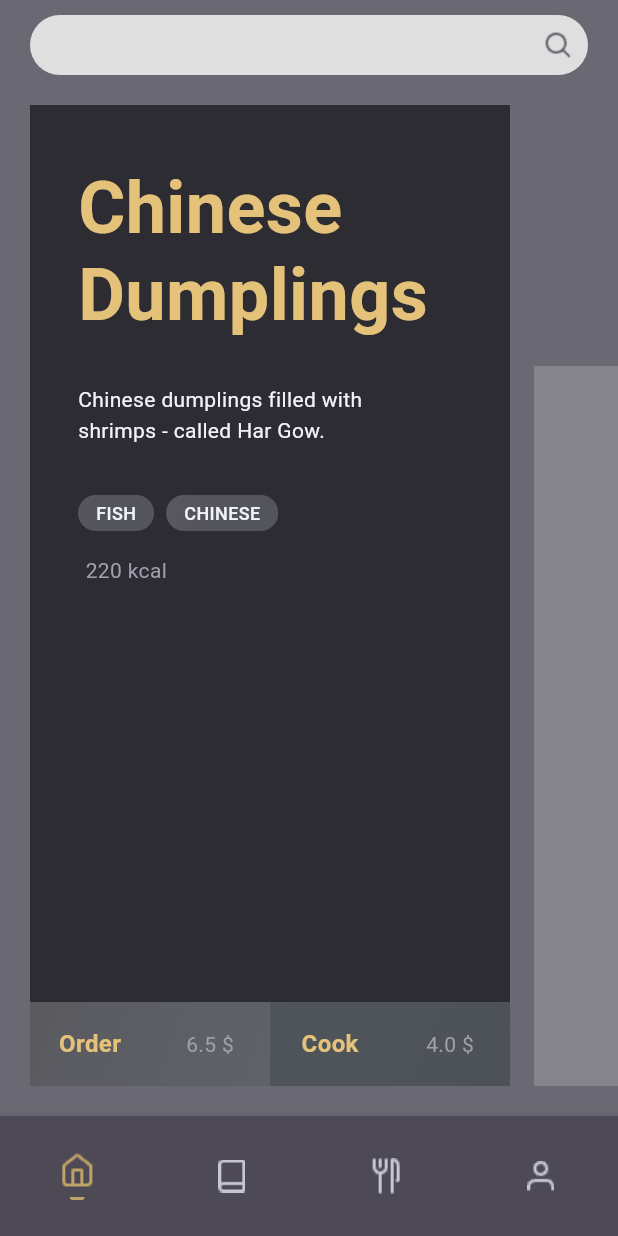
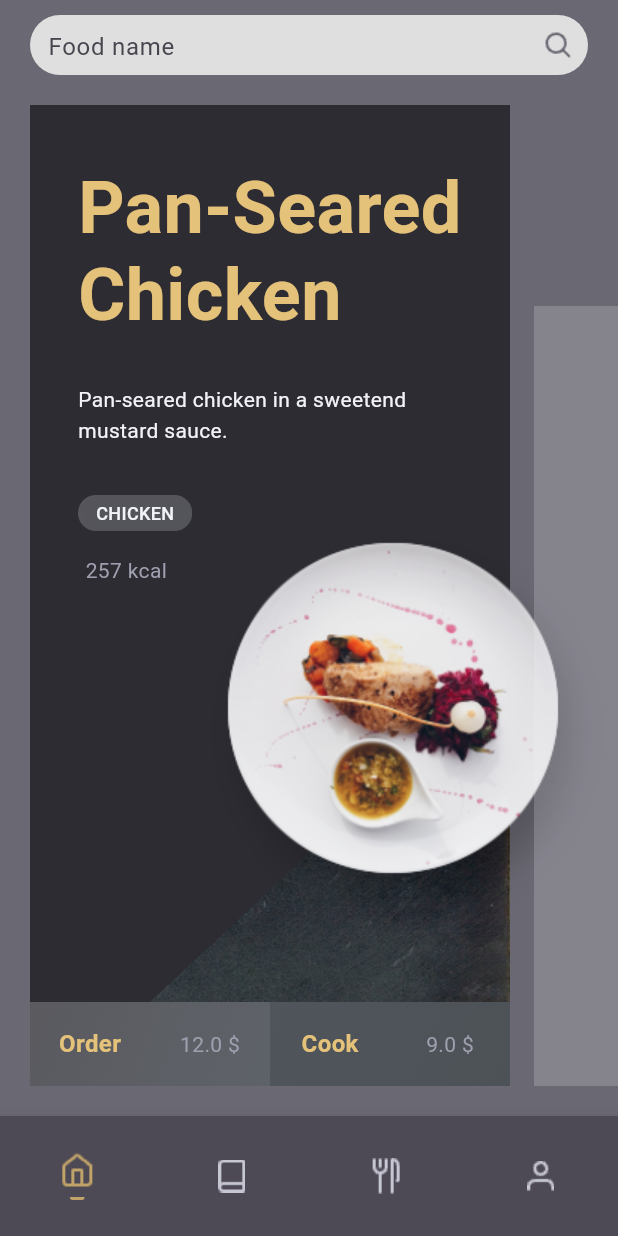
Before and after one commit to 1932707878/study_sheek_food_ios, a Flutter app: the screen it shows after launch, on a phone screen of 412 x 824 dp. Run offline on Flutter 3.47's test engine with Material 3 defaults, Android fonts, the phone set to English and light mode, and no system bars.

Commit message:
Home-Complete
Recipe-Under development

```diff
--- a/lib/pages/home/home_page.dart
+++ b/lib/pages/home/home_page.dart
@@ -1,3 +1,4 @@
+import 'dart:developer';
 import 'dart:ui';
 
 import 'package:flutter/material.dart';
@@ -11,8 +12,11 @@ class HomePage extends StatefulWidget {
 }
 
 class _HomePageState extends State<HomePage> {
-  // 界面数据
+  /// 界面数据
   var data = HomeViewModel.initData();
+
+  /// 搜索值
+  var searchValue = '';
 
   @override
   Widget build(BuildContext context) {
@@ -39,36 +43,26 @@ class _HomePageState extends State<HomePage> {
                           // 内部主体
                           Center(
                             child: Container(
-                              margin: const EdgeInsets.only(left: 32, right: 5),
+                              margin: const EdgeInsets.only(left: 32),
                               child: Column(
                                 children: [
                                   // 标题
                                   _titleContainer(data.title),
                                   // 简介
                                   _introContainer(data.intro),
-                                  // 标签
-                                  Container(
-                                      margin: const EdgeInsets.only(
-                                          top: 32, right: 48),
-                                      width: double.infinity,
-                                      child: Row(
-                                        children: showTags(data.tags),
-                                      )),
-                                  // 卡路里
-                                  _calorieContainer(data.kCalorie)
                                 ],
                               ),
                             ),
                           ),
-                          Expanded(child: Container()),
-                          _getBottomPrice(data.order, data.cook)
-                          // 底部价格
+                          Expanded(
+                            child: _getMainView(),
+                          ),
                         ],
                       ),
                     ),
                     Expanded(
                       child: Container(
-                        height: 480,
+                        height: 520,
                         margin: const EdgeInsets.only(left: 16, bottom: 20),
                         color: const Color(0xffF2F2F9).withOpacity(0.2),
                       ),
@@ -83,6 +77,74 @@ class _HomePageState extends State<HomePage> {
     );
   }
 
+  /// ### 主体
+  ///
+  /// 包括标签、卡路里、图片、价格
+  Stack _getMainView() {
+    return Stack(
+      children: [
+        // 三角背景
+        Positioned(
+          bottom: 0,
+          left: 0,
+          right: 0,
+          child: ClipPath(
+            clipper: TriangleClipper(),
+            child: SizedBox(
+              height: 280,
+              width: double.infinity,
+              child: Image.asset(
+                'assets/icons/home/home_bg.png',
+                fit: BoxFit.cover,
+              ),
+            ),
+          ),
+        ),
+        Positioned(
+          bottom: 0,
+          left: 0,
+          right: 0,
+          child: _getBottomPrice(data.order, data.cook),
+        ),
+        Positioned(
+          top: 40,
+          bottom: 100,
+          left: 100,
+          right: 0,
+          child: SizedBox(
+            child: OverflowBox(
+              alignment: Alignment.topLeft,
+              maxHeight: 300,
+              maxWidth: 300,
+              child: Image.asset(
+                'assets/icons/home/home_chicken.png',
+                width: double.infinity,
+                height: double.infinity,
+              ),
+            ),
+          ),
+        ),
+        Positioned(
+            top: 0,
+            left: 32,
+            right: 0,
+            child: Column(
+              children: [
+                // 标签
+                Container(
+                    margin: const EdgeInsets.only(top: 32, right: 48),
+                    width: double.infinity,
+                    child: Row(
+                      children: showTags(data.tags),
+                    )),
+                // 卡路里
+                _calorieContainer(data.kCalorie),
+              ],
+            )),
+      ],
+    );
+  }
+
   /// 底部价格
   ///
   /// - order order价
@@ -90,7 +152,6 @@ class _HomePageState extends State<HomePage> {
   SizedBox _getBottomPrice(double order, double cook) {
     return SizedBox(
       height: 56,
-      width: double.infinity,
       child: Row(
         children: [
           Expanded(
@@ -262,12 +323,32 @@ class _HomePageState extends State<HomePage> {
   Container _searchContainer() {
     return Container(
       margin: const EdgeInsets.only(top: 10, left: 20, right: 20),
-      alignment: Alignment.centerRight,
       width: double.infinity,
       decoration: BoxDecoration(
           color: const Color(0xffECECEC).withOpacity(0.9),
           borderRadius: BorderRadius.circular(20)),
+      child: SizedBox(
+        height: 40,
+        child: Row(
+          crossAxisAlignment: CrossAxisAlignment.center,
+          children: [
+            Expanded(
               child: Container(
+                margin: const EdgeInsets.only(left: 10),
+                padding: const EdgeInsets.all(2),
+                child: TextField(
+                  onChanged: (value) => searchValue = value,
+                  onSubmitted: (value) => _searchHomeFood(),
+                  decoration: const InputDecoration(
+                    hintText: 'Food name',
+                    border: InputBorder.none,
+                  ),
+                  style: const TextStyle(height: 1.55),
+                ),
+              ),
+            ),
+            GestureDetector(
+              onTap: () => _searchHomeFood(),
               child: Padding(
                 padding: const EdgeInsets.all(10.0),
                 child: Image.asset(
@@ -275,8 +356,17 @@ class _HomePageState extends State<HomePage> {
                   width: 20,
                   height: 20,
                 ),
-      )),
+              ),
+            ),
+          ],
+        ),
+      ),
     );
+  }
+
+  /// 搜索首页食物
+  _searchHomeFood() {
+    log('开始搜索：$searchValue');
   }
 }
 
@@ -285,7 +375,7 @@ class TriangleClipper extends CustomClipper<Path> {
   Path getClip(Size size) {
     var path = Path();
     path.moveTo(size.width, 0);
-    path.lineTo(0, size.height);
+    path.lineTo(20, size.height);
     path.lineTo(size.width, size.height);
     path.close();
     return path;
--- a/lib/pages/home/home_view_model.dart
+++ b/lib/pages/home/home_view_model.dart
@@ -23,12 +23,12 @@ class HomeViewModel {
   static HomeViewModel initData() {
     return HomeViewModel(
       id: '1',
-      title: 'Chinese Dumplings',
-      intro: 'Chinese dumplings filled with shrimps - called Har Gow.',
-      tags: ['FISH', 'CHINESE'],
-      kCalorie: 220,
-      order: 6.50,
-      cook: 4,
+      title: 'Pan-Seared Chicken',
+      intro: 'Pan-seared chicken in a sweetend mustard sauce.',
+      tags: ['CHICKEN'],
+      kCalorie: 257,
+      order: 12,
+      cook: 9,
       img: 'img',
     );
   }
--- a/lib/routes/routes.dart
+++ b/lib/routes/routes.dart
@@ -1,7 +1,7 @@
-// 路由管理类
 import 'package:flutter/material.dart';
 import 'package:study_sheek_food_ios/pages/tab_page.dart';
 
+// 路由管理类
 class Routes {
   static Route<dynamic> generateRoute(RouteSettings settings) {
     switch (settings.name) {
@@ -33,6 +33,7 @@ class Routes {
   }
 }
 
+/// 路由路径
 class RoutePath {
   /// 首页
   static const String tab = '/';
```
Also changed, not shown: lib/common/tab_indicator_widgets.dart (added, +133 -0 lines), lib/pages/recipe/recipe_page.dart (+33 -22 lines), lib/pages/restaurant/restaurant_page.dart (+88 -1 lines), assets/icons/home/home_bg.png (added), assets/icons/home/home_chicken.png (added), assets/icons/home/home_dumplings.png (added), 3 other files. Lines whose indentation alone changed are shown as unchanged.
